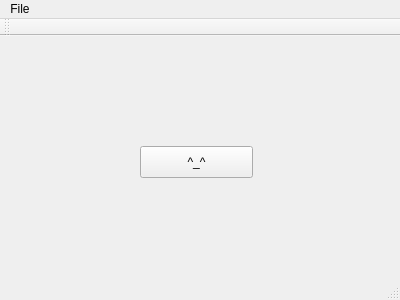
The window that day02/01_parts/mainwindow.ui (dchou/QtUIProjects) describes before a commit, drawn with Qt 5.
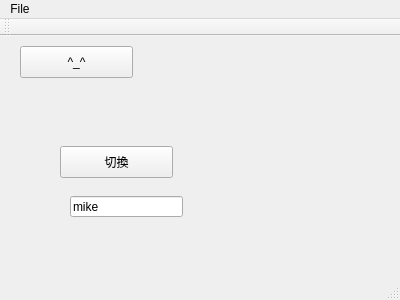
The same window after the commit.

Commit message: day02 en of 2.3

Patch:
```diff
--- a/day02/01_parts/mainwindow.ui
+++ b/day02/01_parts/mainwindow.ui
@@ -17,8 +17,8 @@
    <widget class="QPushButton" name="pushButton">
     <property name="geometry">
      <rect>
-      <x>140</x>
-      <y>110</y>
+      <x>20</x>
+      <y>10</y>
       <width>113</width>
       <height>32</height>
      </rect>
@@ -27,6 +27,32 @@
      <string>^_^</string>
     </property>
    </widget>
+   <widget class="QPushButton" name="change">
+    <property name="geometry">
+     <rect>
+      <x>60</x>
+      <y>110</y>
+      <width>113</width>
+      <height>32</height>
+     </rect>
+    </property>
+    <property name="text">
+     <string>切換</string>
+    </property>
+   </widget>
+   <widget class="QLineEdit" name="lineEdit">
+    <property name="geometry">
+     <rect>
+      <x>70</x>
+      <y>160</y>
+      <width>113</width>
+      <height>21</height>
+     </rect>
+    </property>
+    <property name="text">
+     <string>mike</string>
+    </property>
+   </widget>
   </widget>
   <widget class="QMenuBar" name="menuBar">
    <property name="geometry">
```
The commit also changes 2 other files.
